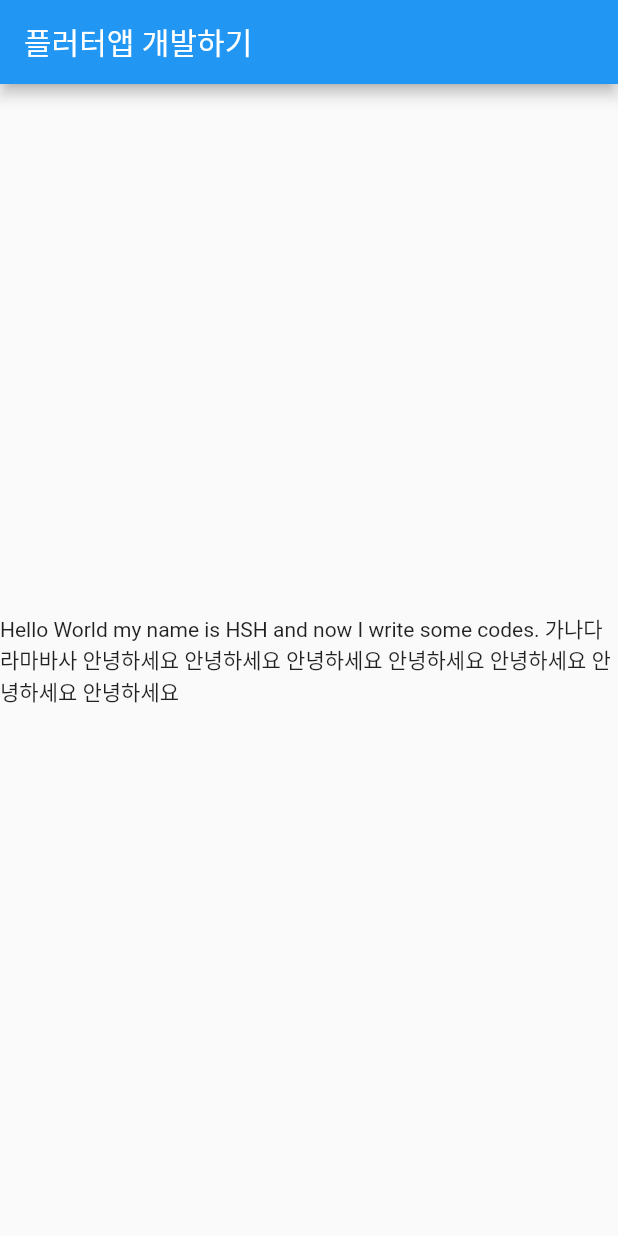
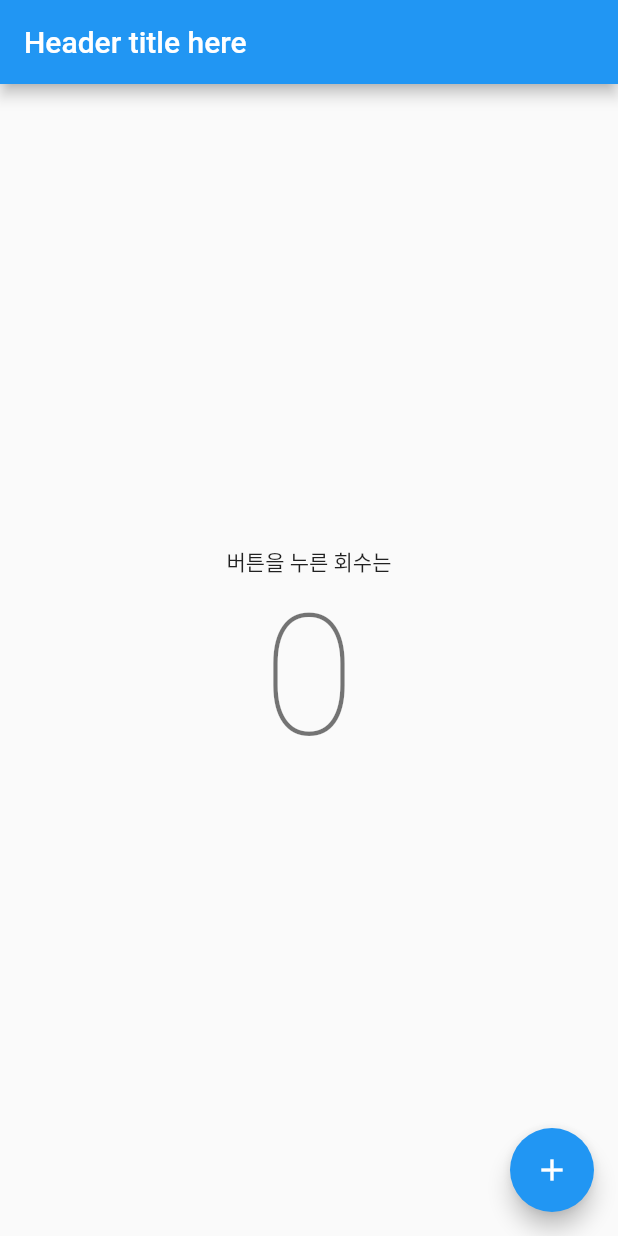
Before and after one commit to hsh2001/learn-flutter, a Flutter app: the screen it shows after launch, on a phone screen of 412 x 824 dp. Run offline on Flutter 3.47's test engine with Material 2 defaults, Android fonts, the phone set to English and light mode, and no system bars.

Commit message:
버튼 누르면 숫자가 올라가는 어플 제작

```diff
--- a/lib/main.dart
+++ b/lib/main.dart
@@ -6,23 +6,54 @@ class MyApp extends StatelessWidget {
   @override
   Widget build(BuildContext context) {
     return MaterialApp(
-      title: '플러터 앱 개발하기',
-      home: Scaffold(
-        appBar: AppBar(title: Text('플러터앱 개발하기')),
-        body: Center(
-          child: Text(
-            'Hello World my name is HSH and now I write some codes. '
-            '가나다라마바사'
-            ' 안녕하세요'
-            ' 안녕하세요'
-            ' 안녕하세요'
-            ' 안녕하세요'
-            ' 안녕하세요'
-            ' 안녕하세요'
-            ' 안녕하세요',
-          ),
+      title: 'Hello flutter',
+      theme: ThemeData(primaryColor: Colors.blue),
+      home: HomePage(
+        title: 'Header title here',
+      ),
+    );
+  }
+}
+
+class HomePage extends StatefulWidget {
+  final String title;
+
+  HomePage({Key key, this.title}) : super(key: key);
+
+  @override
+  HomePageState createState() => HomePageState();
+}
+
+class HomePageState extends State<HomePage> {
+  int _count = 0;
+
+  @override
+  Widget build(BuildContext context) {
+    return Scaffold(
+      appBar: AppBar(title: Text(widget.title)),
+      floatingActionButton: FloatingActionButton(
+        onPressed: _increase,
+        tooltip: '숫자 올리는 버튼',
+        child: Icon(Icons.add),
+      ),
+      body: Center(
+        child: Column(
+          mainAxisAlignment: MainAxisAlignment.center,
+          children: <Widget>[
+            Text('버튼을 누른 회수는'),
+            Text(
+              '$_count',
+              style: Theme.of(context).textTheme.headline1,
+            ),
+          ],
         ),
       ),
     );
   }
+
+  _increase() {
+    setState(() {
+      _count++;
+    });
+  }
 }
```
Also changed, not shown: pubspec.lock.
